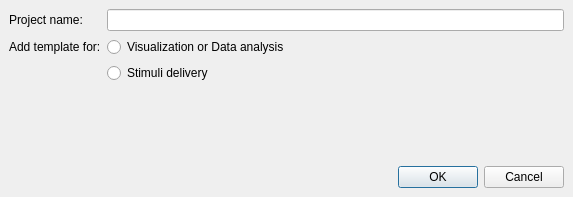
Before: the Qt Designer form bci_framework/framework/qtgui/new_project.ui in UN-GCPDS/bci-framework, drawn with Qt 5.
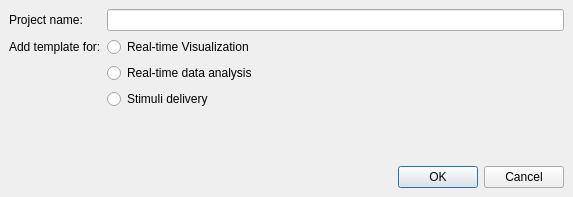
After: the same form once the commit is applied. Icons and pictures are not drawn.

```diff
--- a/bci_framework/framework/qtgui/new_project.ui
+++ b/bci_framework/framework/qtgui/new_project.ui
@@ -41,17 +41,24 @@
       <item row="1" column="1">
        <widget class="QRadioButton" name="radioButton_visualization">
         <property name="text">
-         <string>Visualization or Data analysis</string>
+         <string>Real-time Visualization</string>
         </property>
        </widget>
       </item>
-      <item row="2" column="1">
+      <item row="3" column="1">
        <widget class="QRadioButton" name="radioButton_stimulus_delivery">
         <property name="text">
          <string>Stimuli delivery</string>
         </property>
        </widget>
       </item>
+      <item row="2" column="1">
+       <widget class="QRadioButton" name="radioButton_data_analysis">
+        <property name="text">
+         <string>Real-time data analysis</string>
+        </property>
+       </widget>
+      </item>
      </layout>
     </item>
     <item row="2" column="0" colspan="2">
```
